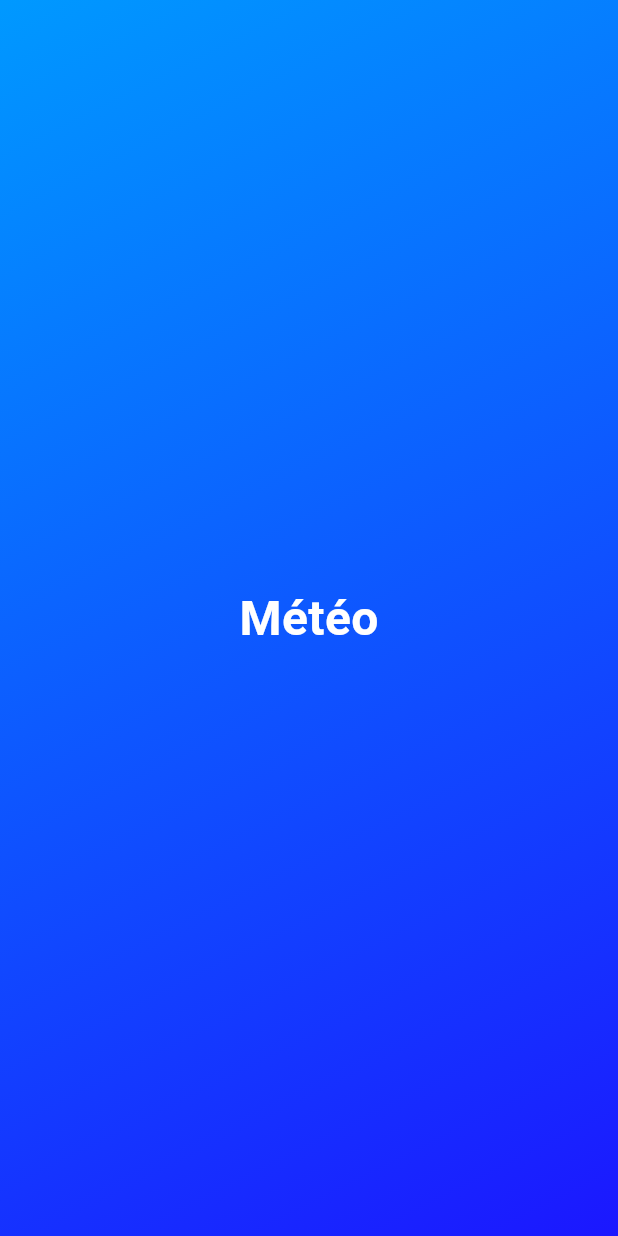
After one commit to Fenysk/1_flutter_dice_app, a Flutter app: the screen it shows after launch, on a phone screen of 412 x 824 dp. The commit adds this screen. Run offline on Flutter 3.47's test engine with Material 3 defaults, Android fonts, the phone set to English and light mode, and no system bars.

Commit message:
🎨 Separated files

```diff
--- /dev/null
+++ b/lib/loading_page.dart
@@ -0,0 +1,25 @@
+import 'package:flutter/material.dart';
+import 'package:first_app/styled_text.dart';
+
+class LoadingPage extends StatelessWidget {
+  const LoadingPage({super.key});
+
+  @override
+  Widget build(context) {
+    return Container(
+      decoration: const BoxDecoration(
+        gradient: LinearGradient(
+          begin: Alignment.bottomRight,
+          end: Alignment.topLeft,
+          colors: [
+            Color.fromARGB(255, 27, 23, 255),
+            Color.fromARGB(255, 0, 153, 255),
+          ],
+        ),
+      ),
+      child: const Center(
+        child: StyledText(),
+      ),
+    );
+  }
+}
--- /dev/null
+++ b/lib/styled_text.dart
@@ -0,0 +1,17 @@
+import 'package:flutter/material.dart';
+
+class StyledText extends StatelessWidget {
+  const StyledText({super.key});
+
+  @override
+  Widget build(BuildContext context) {
+    return const Text(
+      'Météo',
+      style: TextStyle(
+        color: Colors.white,
+        fontWeight: FontWeight.bold,
+        fontSize: 32,
+      ),
+    );
+  }
+}
```
Also changed, not shown: lib/main.dart (+3 -23 lines).
